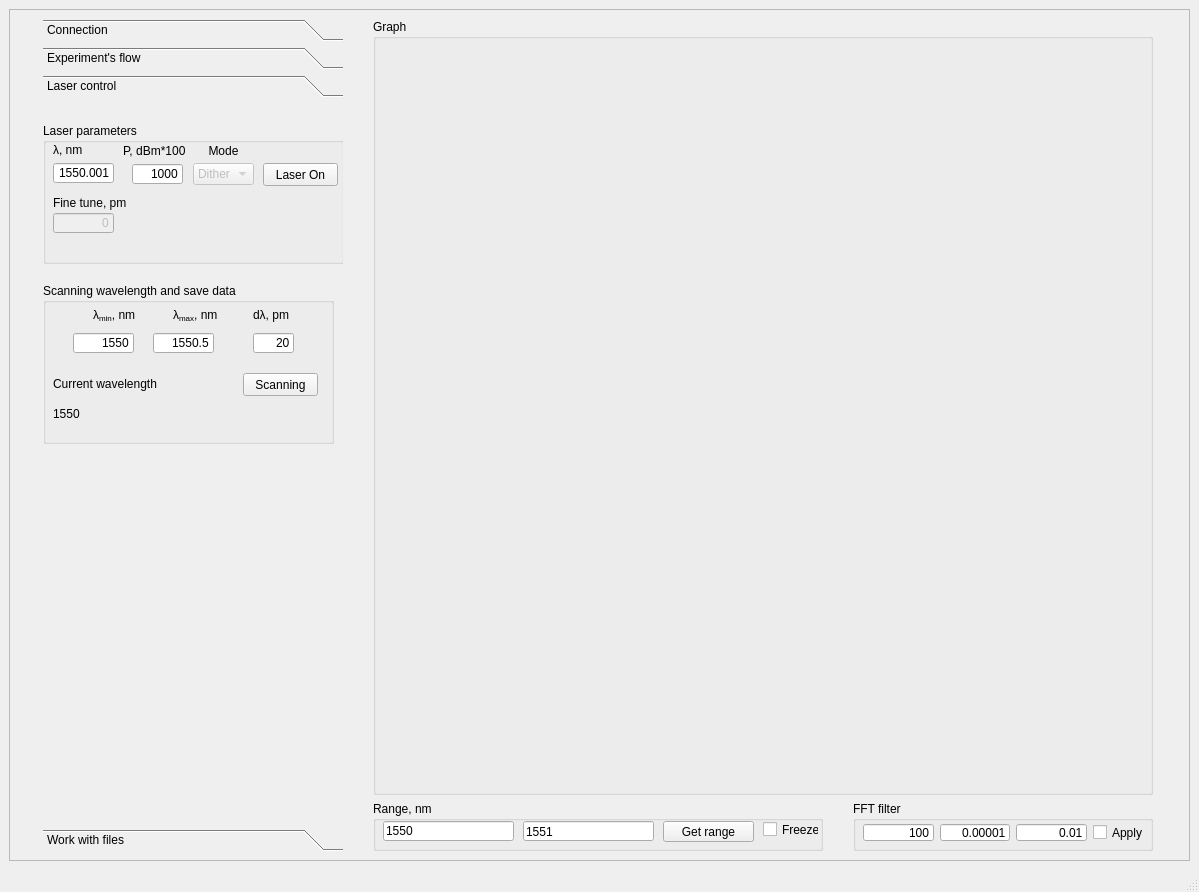
Qt form Windows/UIs/MainWindow.ui (al509/ScanLoop) before a commit.
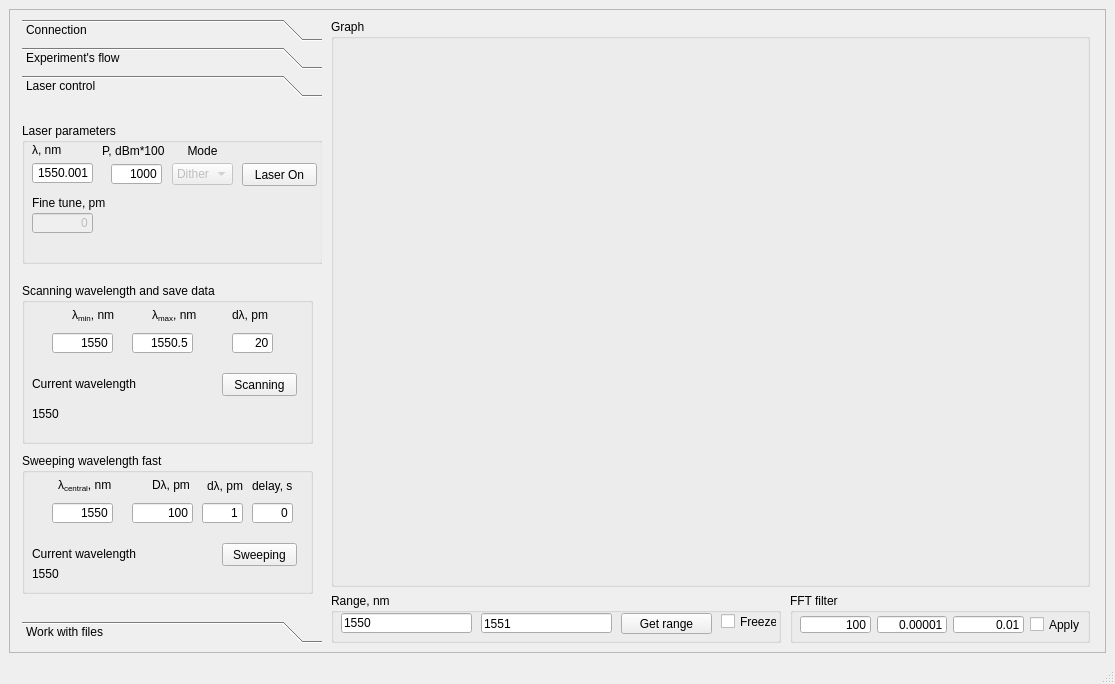
The same form after that commit. The open tabs and pages were chosen to show the change.

```diff
--- a/Windows/UIs/MainWindow.ui
+++ b/Windows/UIs/MainWindow.ui
@@ -6,8 +6,8 @@
    <rect>
     <x>0</x>
     <y>0</y>
-    <width>1199</width>
-    <height>892</height>
+    <width>1115</width>
+    <height>684</height>
    </rect>
   </property>
   <property name="minimumSize">
@@ -55,8 +55,8 @@
         <rect>
          <x>0</x>
          <y>0</y>
-         <width>1179</width>
-         <height>831</height>
+         <width>1078</width>
+         <height>624</height>
         </rect>
        </property>
        <layout class="QGridLayout" name="gridLayout_4">
@@ -1512,8 +1512,8 @@
             <rect>
              <x>0</x>
              <y>0</y>
-             <width>300</width>
-             <height>705</height>
+             <width>298</width>
+             <height>498</height>
             </rect>
            </property>
            <attribute name="label">
@@ -1830,6 +1830,177 @@
              </property>
             </widget>
            </widget>
+           <widget class="QGroupBox" name="groupBox_10">
+            <property name="geometry">
+             <rect>
+              <x>0</x>
+              <y>350</y>
+              <width>291</width>
+              <height>141</height>
+             </rect>
+            </property>
+            <property name="title">
+             <string>Sweeping wavelength fast</string>
+            </property>
+            <widget class="QLineEdit" name="lineEdit_laser_lambda_sweeping_central">
+             <property name="geometry">
+              <rect>
+               <x>30</x>
+               <y>50</y>
+               <width>61</width>
+               <height>20</height>
+              </rect>
+             </property>
+             <property name="text">
+              <string>1550</string>
+             </property>
+             <property name="alignment">
+              <set>Qt::AlignRight|Qt::AlignTrailing|Qt::AlignVCenter</set>
+             </property>
+            </widget>
+            <widget class="QLineEdit" name="lineEdit_laser_sweeping_max_detuning">
+             <property name="geometry">
+              <rect>
+               <x>110</x>
+               <y>50</y>
+               <width>61</width>
+               <height>20</height>
+              </rect>
+             </property>
+             <property name="text">
+              <string>100</string>
+             </property>
+             <property name="alignment">
+              <set>Qt::AlignRight|Qt::AlignTrailing|Qt::AlignVCenter</set>
+             </property>
+            </widget>
+            <widget class="QLabel" name="label_26">
+             <property name="geometry">
+              <rect>
+               <x>36</x>
+               <y>22</y>
+               <width>61</width>
+               <height>21</height>
+              </rect>
+             </property>
+             <property name="text">
+              <string>&lt;html&gt;&lt;head/&gt;&lt;body&gt;&lt;p&gt;λ&lt;span style=&quot; vertical-align:sub;&quot;&gt;central&lt;/span&gt;, nm&lt;/p&gt;&lt;/body&gt;&lt;/html&gt;</string>
+             </property>
+            </widget>
+            <widget class="QLabel" name="label_27">
+             <property name="geometry">
+              <rect>
+               <x>130</x>
+               <y>22</y>
+               <width>47</width>
+               <height>21</height>
+              </rect>
+             </property>
+             <property name="text">
+              <string>&lt;html&gt;&lt;head/&gt;&lt;body&gt;&lt;p&gt;Dλ, pm&lt;/p&gt;&lt;/body&gt;&lt;/html&gt;</string>
+             </property>
+            </widget>
+            <widget class="QLineEdit" name="lineEdit_laser_lambda_sweeping_step">
+             <property name="geometry">
+              <rect>
+               <x>180</x>
+               <y>50</y>
+               <width>41</width>
+               <height>20</height>
+              </rect>
+             </property>
+             <property name="text">
+              <string>1</string>
+             </property>
+             <property name="alignment">
+              <set>Qt::AlignRight|Qt::AlignTrailing|Qt::AlignVCenter</set>
+             </property>
+            </widget>
+            <widget class="QLabel" name="label_28">
+             <property name="geometry">
+              <rect>
+               <x>185</x>
+               <y>23</y>
+               <width>47</width>
+               <height>21</height>
+              </rect>
+             </property>
+             <property name="text">
+              <string>&lt;html&gt;&lt;head/&gt;&lt;body&gt;&lt;p&gt;dλ, pm&lt;/p&gt;&lt;/body&gt;&lt;/html&gt;</string>
+             </property>
+            </widget>
+            <widget class="QPushButton" name="pushButton_sweep_laser_wavelength">
+             <property name="geometry">
+              <rect>
+               <x>200</x>
+               <y>90</y>
+               <width>75</width>
+               <height>23</height>
+              </rect>
+             </property>
+             <property name="text">
+              <string>Sweeping</string>
+             </property>
+             <property name="checkable">
+              <bool>true</bool>
+             </property>
+            </widget>
+            <widget class="QLabel" name="label_29">
+             <property name="geometry">
+              <rect>
+               <x>10</x>
+               <y>90</y>
+               <width>121</width>
+               <height>21</height>
+              </rect>
+             </property>
+             <property name="text">
+              <string>Current wavelength</string>
+             </property>
+            </widget>
+            <widget class="QLabel" name="label_current_sweeping_laser_wavelength">
+             <property name="geometry">
+              <rect>
+               <x>10</x>
+               <y>110</y>
+               <width>71</width>
+               <height>21</height>
+              </rect>
+             </property>
+             <property name="text">
+              <string>1550</string>
+             </property>
+            </widget>
+            <widget class="QLineEdit" name="lineEdit_laser_lambda_sweeping_delay">
+             <property name="geometry">
+              <rect>
+               <x>230</x>
+               <y>50</y>
+               <width>41</width>
+               <height>20</height>
+              </rect>
+             </property>
+             <property name="text">
+              <string>0</string>
+             </property>
+             <property name="alignment">
+              <set>Qt::AlignRight|Qt::AlignTrailing|Qt::AlignVCenter</set>
+             </property>
+            </widget>
+            <widget class="QLabel" name="label_30">
+             <property name="geometry">
+              <rect>
+               <x>230</x>
+               <y>23</y>
+               <width>47</width>
+               <height>21</height>
+              </rect>
+             </property>
+             <property name="text">
+              <string>&lt;html&gt;&lt;head/&gt;&lt;body&gt;&lt;p&gt;delay, s&lt;/p&gt;&lt;/body&gt;&lt;/html&gt;</string>
+             </property>
+            </widget>
+           </widget>
           </widget>
           <widget class="QWidget" name="page_3">
            <property name="geometry">
```
Left out of the diff: 62 changed lines with no effect on the pictures.
